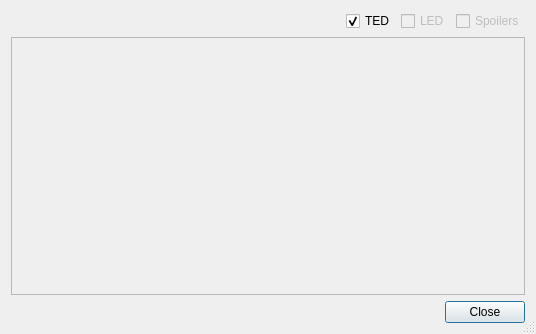
Above: TIGLCreator/src/TIGLCreatorSelectWingAndFlapStatusDialog.ui from DLR-SC/tigl before the change. Below: the same form after it.
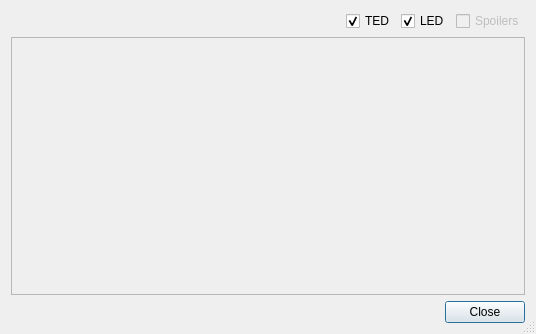
That is the form after the change.

Patch:
```diff
--- a/TIGLCreator/src/TIGLCreatorSelectWingAndFlapStatusDialog.ui
+++ b/TIGLCreator/src/TIGLCreatorSelectWingAndFlapStatusDialog.ui
@@ -59,13 +59,13 @@
      </item>
      <item>
       <widget class="QCheckBox" name="checkLED">
-       <property name="enabled">
-        <bool>false</bool>
-       </property>
        <property name="text">
         <string>LED</string>
        </property>
        <property name="checked">
+        <bool>true</bool>
+       </property>
+       <property name="tristate">
         <bool>false</bool>
        </property>
       </widget>
```
